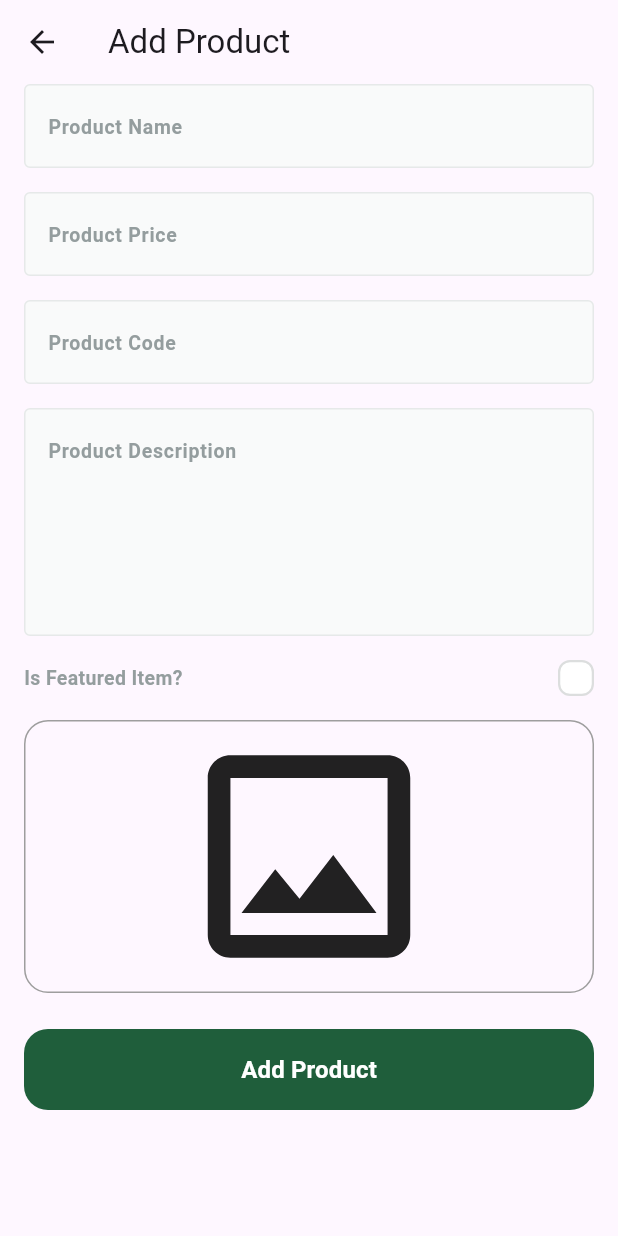
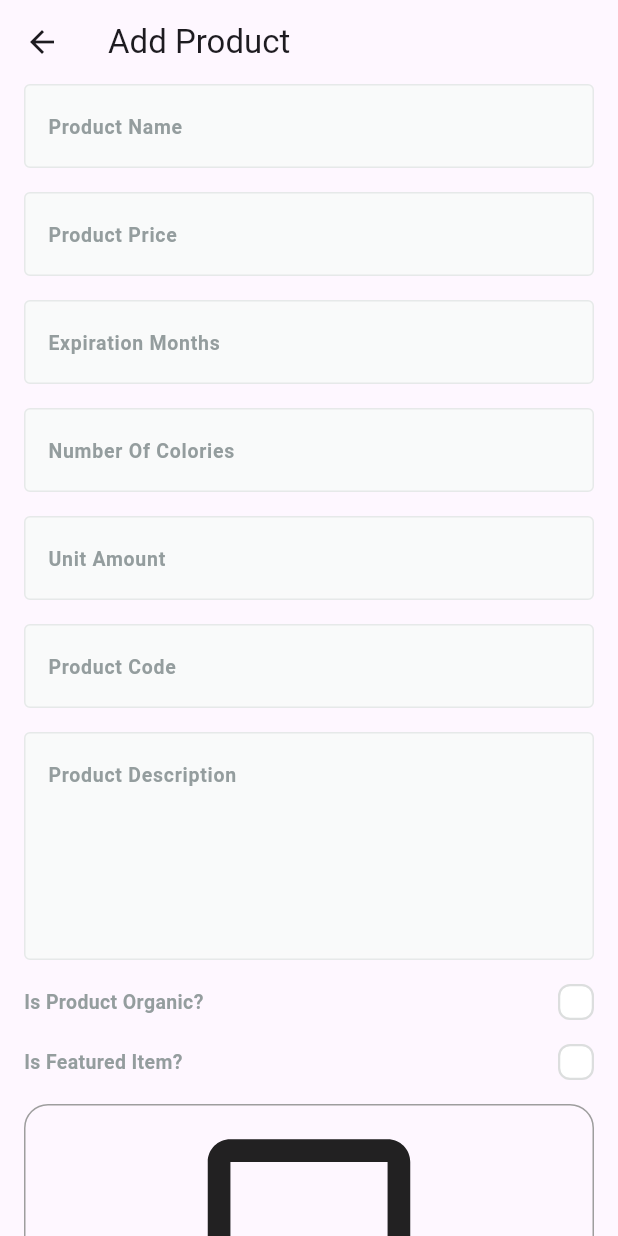
Before and after one commit to abo3amer69/fruits_hup_dashboard, a Flutter app: the AddProductView screen opened by its route, on a phone screen of 412 x 824 dp. Run offline on Flutter 3.47's test engine with Material 3 defaults, Android fonts, the phone set to English and light mode, and no system bars; drawn by our look-alikes of modal_progress_hud_nsn, skeletonizer; our stand-ins replace bloc, cloud_firestore, dartz, firebase_core, firebase_storage, flutter_bloc and 3 more; accounts and stored records are empty.

Commit message:
add additional data to fruit product in view body

```diff
--- a/lib/features/add_product/data/models/add_product_input_model.dart
+++ b/lib/features/add_product/data/models/add_product_input_model.dart
@@ -11,7 +11,7 @@ class AddProductInputModel {
   final bool isFeatured;
   String? imageUrl;
   final int expirationMonths;
-  final bool isOrganic = false;
+  final bool isOrganic;
   final int numOfCalories;
   final num avgRating = 0;
   final num ratingCount = 0;
@@ -21,6 +21,7 @@ class AddProductInputModel {
       {required this.expirationMonths,
       required this.numOfCalories,
       required this.unitAmount,
+      required this.isOrganic,
       required this.name,
       required this.code,
       required this.description,
@@ -32,6 +33,7 @@ class AddProductInputModel {
   factory AddProductInputModel.fromEntity(
       AddProductInputEntity addProductInputEntity) {
     return AddProductInputModel(
+      isOrganic: addProductInputEntity.isOrganic,
       expirationMonths: addProductInputEntity.expirationMonths,
       numOfCalories: addProductInputEntity.numOfCalories,
       unitAmount: addProductInputEntity.unitAmount,
--- a/lib/features/add_product/domain/entities/add_product_input_entity.dart
+++ b/lib/features/add_product/domain/entities/add_product_input_entity.dart
@@ -9,7 +9,7 @@ class AddProductInputEntity {
   final bool isFeatured;
   String? imageUrl;
   final int expirationMonths;
-  final bool isOrganic = false;
+  final bool isOrganic;
   final int numOfCalories;
   final num avgRating = 0;
   final num ratingCount = 0;
@@ -26,5 +26,6 @@ class AddProductInputEntity {
       required this.price,
       required this.image,
       required this.isFeatured,
+      this.isOrganic = false,
       this.imageUrl});
 }
--- a/lib/features/add_product/presentation/views/widget/add_prouduct_view_body.dart
+++ b/lib/features/add_product/presentation/views/widget/add_prouduct_view_body.dart
@@ -10,6 +10,7 @@ import 'package:fruits_hup_dashboard/features/add_product/presentation/views/add
 import 'package:fruits_hup_dashboard/features/add_product/presentation/views/widget/custom_check_box.dart';
 import 'package:fruits_hup_dashboard/features/add_product/presentation/views/widget/image_field.dart';
 import 'package:fruits_hup_dashboard/features/add_product/presentation/views/widget/is_featured_check_box.dart';
+import 'package:fruits_hup_dashboard/features/add_product/presentation/views/widget/is_organic_check_box.dart';
 
 class AddProuductViewBody extends StatefulWidget {
   const AddProuductViewBody({super.key});
@@ -23,9 +24,10 @@ class _AddProuductViewBodyState extends State<AddProuductViewBody> {
   AutovalidateMode autoValidateMode = AutovalidateMode.disabled;
 
   late String name, code, description;
-  late num price;
+  late num price, expirationMonths, numberOfColories, unitAmount;
   File? image;
   bool isFeatured = false;
+  bool isOrganic = false;
 
   @override
   Widget build(BuildContext context) {
@@ -61,6 +63,36 @@ class _AddProuductViewBodyState extends State<AddProuductViewBody> {
               ),
               CustomTextFormField(
                 onSaved: (value) {
+                  expirationMonths = num.parse(value!);
+                },
+                hintText: 'Expiration Months',
+                textInputType: TextInputType.number,
+              ),
+              const SizedBox(
+                height: 16,
+              ),
+              CustomTextFormField(
+                onSaved: (value) {
+                  numberOfColories = num.parse(value!);
+                },
+                hintText: 'Number Of Colories',
+                textInputType: TextInputType.number,
+              ),
+              const SizedBox(
+                height: 16,
+              ),
+              CustomTextFormField(
+                onSaved: (value) {
+                  unitAmount = num.parse(value!);
+                },
+                hintText: 'Unit Amount',
+                textInputType: TextInputType.number,
+              ),
+              const SizedBox(
+                height: 16,
+              ),
+              CustomTextFormField(
+                onSaved: (value) {
                   code = value!.toLowerCase();
                 },
                 hintText: 'Product Code',
@@ -76,6 +108,14 @@ class _AddProuductViewBodyState extends State<AddProuductViewBody> {
                 hintText: 'Product Description',
                 textInputType: TextInputType.text,
                 maxLines: 5,
+              ),
+              const SizedBox(
+                height: 16,
+              ),
+              IsOranicCheckBox(
+                onChanged: (value) {
+                  isOrganic = value;
+                },
               ),
               const SizedBox(
                 height: 16,
@@ -102,6 +142,10 @@ class _AddProuductViewBodyState extends State<AddProuductViewBody> {
                     if (_formKey.currentState!.validate()) {
                       _formKey.currentState!.save();
                       AddProductInputEntity(
+                        isOrganic: isOrganic,
+                        expirationMonths: expirationMonths.toInt(),
+                        numOfCalories: numberOfColories.toInt(),
+                        unitAmount: unitAmount.toInt(),
                         name: name,
                         code: code,
                         description: description,
@@ -111,6 +155,10 @@ class _AddProuductViewBodyState extends State<AddProuductViewBody> {
                       );
                       context.read<AddProductCubit>().addProduct(
                             AddProductInputEntity(
+                              isOrganic: isOrganic,
+                              expirationMonths: expirationMonths.toInt(),
+                              numOfCalories: numberOfColories.toInt(),
+                              unitAmount: unitAmount.toInt(),
                               name: name,
                               code: code,
                               description: description,
--- /dev/null
+++ b/lib/features/add_product/presentation/views/widget/is_organic_check_box.dart
@@ -0,0 +1,50 @@
+import 'package:flutter/material.dart';
+
+import '../../../../../core/utils/app_text_style.dart';
+import 'custom_check_box.dart';
+
+class IsOranicCheckBox extends StatefulWidget {
+  const IsOranicCheckBox({super.key, required this.onChanged});
+
+  final ValueChanged<bool> onChanged;
+
+  @override
+  State<IsOranicCheckBox> createState() => _IsOranicCheckBoxState();
+}
+
+class _IsOranicCheckBoxState extends State<IsOranicCheckBox> {
+  bool isOrganic = false;
+  @override
+  Widget build(BuildContext context) {
+    return Row(
+      children: [
+        Text.rich(
+          TextSpan(
+            children: [
+              TextSpan(
+                text: 'Is Product Organic?',
+                style: TextStyles.semiBold13.copyWith(
+                  color: const Color(0xff949D9E),
+                ),
+              ),
+            ],
+          ),
+          textAlign: TextAlign.center,
+        ),
+        const Expanded(
+          child: SizedBox(
+            width: 16,
+          ),
+        ),
+        CustomCheckBox(
+          onChecked: (value) {
+            isOrganic = value;
+            widget.onChanged(value);
+            setState(() {});
+          },
+          isChecked: isOrganic,
+        ),
+      ],
+    );
+  }
+}
```
